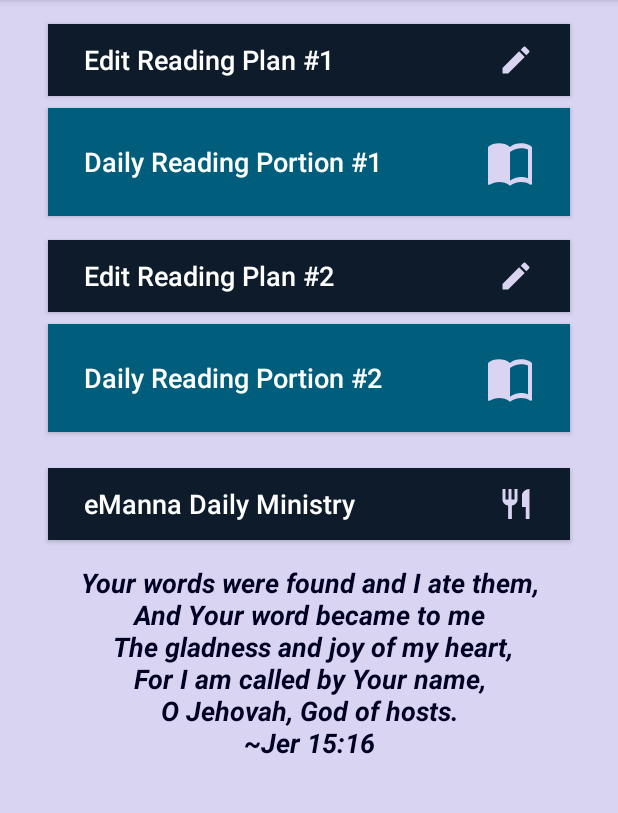
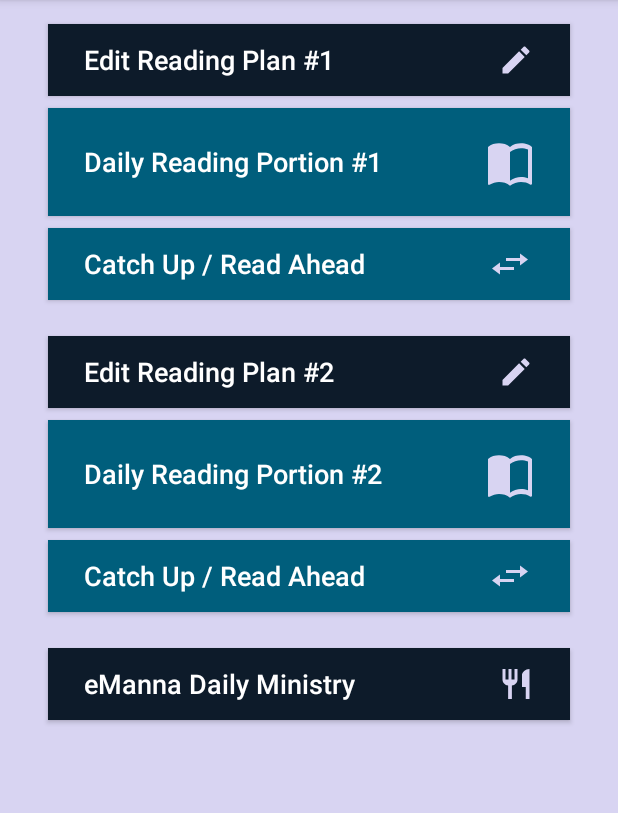
Before and after one commit to djkarr/DailyTreasures, an Android app: the screen it shows after launch (HomeActivity), on a phone screen of 412 x 824 dp, the part 84-897 px from its top. Run offline under Robolectric (Android 15) with nearby library versions, the phone set to English and light mode, and no system bars; our stand-ins replace ButterKnife; libraries missing offline, so code that uses them is left out: net.danlew.android; 1 statement that could not run was skipped.

Commit message:
Making current for master merge.

```diff
--- a/app/build.gradle
+++ b/app/build.gradle
@@ -6,8 +6,8 @@
         applicationId "xyz.danielkarr.dailytreasures"
         minSdkVersion 21
         targetSdkVersion 28
-        versionCode 3
-        versionName "1.0"
+        versionCode 4
+        versionName "4.0"
         testInstrumentationRunner "android.support.test.runner.AndroidJUnitRunner"
     }
     buildTypes {
--- a/app/src/main/AndroidManifest.xml
+++ b/app/src/main/AndroidManifest.xml
@@ -24,6 +24,7 @@
         <activity android:name=".BookListActivity" />
         <activity android:name=".ReadingActivity" />
         <activity android:name=".EMannaActivity" />
+        <activity android:name=".ProgessActivity" />
     </application>
 
 </manifest>
--- a/app/src/main/java/xyz/danielkarr/dailytreasures/EMannaActivity.java
+++ b/app/src/main/java/xyz/danielkarr/dailytreasures/EMannaActivity.java
@@ -39,7 +39,7 @@
     }
 
     /**
-     * Return String representation of a date, MM/DD/YYYY, if day <10 adds a zero to it
+     * Return String representation of a date, MM/DD/YYYY, if month or day <10 adds a zero to it
      * to make it the same format as the eManna site
      * @param date to get a string of
      * @return String representation of date
@@ -50,10 +50,8 @@
         int year = calendar.get(Calendar.YEAR);
         int month = calendar.get(Calendar.MONTH)+1;
         int day = calendar.get(Calendar.DAY_OF_MONTH);
-        if(day < 10){
-            return month + "/0" + day + "/" + year;
-        }
-        return month + "/" + day + "/" + year;
+        String formatted = String.format("%02d/%02d/" + year, month, day);
+        return formatted;
     }
 
     private void getWebsite() {
--- a/app/src/main/java/xyz/danielkarr/dailytreasures/HomeActivity.java
+++ b/app/src/main/java/xyz/danielkarr/dailytreasures/HomeActivity.java
@@ -59,7 +59,7 @@
             intent.putExtra("scheduleNum", 1);
             startActivity(intent);
         } else {
-            Toast.makeText(this,"Schedule #1 has not been created!",Toast.LENGTH_SHORT).show();
+            Toast.makeText(this,"Reading Plan #1 has not been created!",Toast.LENGTH_SHORT).show();
         }
     }
 
@@ -70,7 +70,7 @@
             intent.putExtra("scheduleNum", 2);
             startActivity(intent);
         } else {
-            Toast.makeText(this,"Schedule #2 has not been created!",Toast.LENGTH_SHORT).show();
+            Toast.makeText(this,"Reading Plan #2 has not been created!",Toast.LENGTH_SHORT).show();
         }
     }
 
@@ -79,4 +79,28 @@
         Intent intent = new Intent(this, EMannaActivity.class);
         startActivity(intent);
     }
+
+    @OnClick(R.id.catch_up_button_one)
+    void onCatchUpOneClick(){
+        if(mScheduleOneExists){
+            Intent intent = new Intent(this, ProgessActivity.class);
+            intent.putExtra("scheduleNum", 1);
+            startActivity(intent);
+        } else {
+            Toast.makeText(this,"Readling Plan #1 has not been created!",Toast.LENGTH_SHORT).show();
+        }
+
+    }
+
+    @OnClick(R.id.catch_up_button_two)
+    void onCatchUpTwoClick(){
+        if(mScheduleTwoExists){
+            Intent intent = new Intent(this, ProgessActivity.class);
+            intent.putExtra("scheduleNum", 2);
+            startActivity(intent);
+        } else {
+            Toast.makeText(this,"Reading Plan #2 has not been created!",Toast.LENGTH_SHORT).show();
+        }
+
+    }
 }
--- a/app/src/main/java/xyz/danielkarr/dailytreasures/MyRecyclerViewAdapter.java
+++ b/app/src/main/java/xyz/danielkarr/dailytreasures/MyRecyclerViewAdapter.java
@@ -14,18 +14,32 @@
     private final List<String> mData;
     private final LayoutInflater mInflater;
     private ItemClickListener mClickListener;
+    private boolean mIsSchedule;
 
     // data is passed into the constructor
     MyRecyclerViewAdapter(Context context, List<String> data) {
         this.mInflater = LayoutInflater.from(context);
         this.mData = data;
+        mIsSchedule = false;
+    }
+
+    MyRecyclerViewAdapter(Context context, List<String> data, boolean scheduleFlag) {
+        this.mInflater = LayoutInflater.from(context);
+        this.mData = data;
+        mIsSchedule = true;
     }
 
     // inflates the row layout from xml when needed
     @Override
     public ViewHolder onCreateViewHolder(ViewGroup parent, int viewType) {
-        View view = mInflater.inflate(R.layout.recyclerview_row, parent, false);
-        return new ViewHolder(view);
+        if(!mIsSchedule){
+            View view = mInflater.inflate(R.layout.recyclerview_row, parent, false);
+            return new ViewHolder(view);
+        } else {
+            View view = mInflater.inflate(R.layout.rv_row_schedule, parent, false);
+            return new ViewHolder(view);
+        }
+
     }
 
     // binds the data to the TextView in each row
@@ -48,8 +62,14 @@
 
         ViewHolder(View itemView) {
             super(itemView);
-            myTextView = itemView.findViewById(R.id.booklName);
-            itemView.setOnClickListener(this);
+            if(!mIsSchedule){
+                myTextView = itemView.findViewById(R.id.booklName);
+                itemView.setOnClickListener(this);
+            } else {
+                myTextView = itemView.findViewById(R.id.schedule_view);
+                itemView.setOnClickListener(this);
+            }
+
         }
 
         @Override
--- a/app/src/main/java/xyz/danielkarr/dailytreasures/ReadingActivity.java
+++ b/app/src/main/java/xyz/danielkarr/dailytreasures/ReadingActivity.java
@@ -110,8 +110,13 @@
 
         mDbHelper = DatabaseHelper.getInstance(this);
         mDB = mDbHelper.getReadableDatabase();
-        Date today = new Date();
-        mStringDate = dateToString(today);
+        if(getIntent().getExtras().containsKey("dateString")){
+            mStringDate = getIntent().getExtras().getString("dateString");
+        } else {
+            Date today = new Date();
+            mStringDate = dateToString(today);
+        }
+
         mBookAbrList = new ArrayList<>(Arrays.asList(
                 "Gen","Exo","Lev","Num","Deu","Jsh","Jdg","Rut","1Sa","2Sa","1Ki","2Ki",
                 "1Ch","2Ch","Ezr","Neh","Est","Job","Psa","Prv","Ecc","SoS","Isa","Jer",
--- /dev/null
+++ b/app/src/main/res/drawable/ic_swap.xml
@@ -0,0 +1,5 @@
+<vector android:height="24dp" android:tint="#D8D4F2"
+    android:viewportHeight="24.0" android:viewportWidth="24.0"
+    android:width="32dp" xmlns:android="http://schemas.android.com/apk/res/android">
+    <path android:fillColor="#FF000000" android:pathData="M6.99,11L3,15l3.99,4v-3H14v-2H6.99v-3zM21,9l-3.99,-4v3H10v2h7.01v3L21,9z"/>
+</vector>
--- a/app/src/main/res/layout-land/activity_home.xml
+++ b/app/src/main/res/layout-land/activity_home.xml
@@ -9,48 +9,11 @@
     <LinearLayout
         android:layout_width="match_parent"
         android:layout_height="match_parent"
-        android:baselineAligned="false">
+        android:baselineAligned="false"
+        tools:layout_editor_absoluteX="0dp"
+        tools:layout_editor_absoluteY="113dp">
 
-        <RelativeLayout
-            android:layout_width="match_parent"
-            android:layout_height="match_parent"
-            android:layout_weight="1">
-
-            <Button
-                android:id="@+id/emanna_button"
-                android:layout_width="270dp"
-                android:layout_height="72dp"
-                android:layout_alignParentStart="true"
-                android:layout_alignParentEnd="true"
-                android:layout_alignParentBottom="true"
-                android:layout_marginStart="12dp"
-                android:layout_marginTop="24dp"
-                android:layout_marginEnd="12dp"
-                android:layout_marginBottom="16dp"
-                android:background="@color/colorPrimary"
-                android:drawableRight="@drawable/ic_restaurant"
-                android:paddingHorizontal="24dp"
-                android:text="@string/emanna_button"
-                android:textAlignment="textStart"
-                android:textAllCaps="false"
-                android:textColor="@color/colorHighlight" />
-
-            <TextView
-                android:id="@+id/home_verse"
-                android:layout_width="match_parent"
-                android:layout_height="match_parent"
-                android:layout_above="@+id/emanna_button"
-                android:layout_centerHorizontal="true"
-                android:layout_marginStart="8dp"
-                android:layout_marginTop="16dp"
-                android:gravity="center"
-                android:text="@string/home_verse"
-                android:textAlignment="center"
-                android:textSize="18sp"
-                android:textStyle="bold|italic" />
-        </RelativeLayout>
-
-        <RelativeLayout
+        <android.support.constraint.ConstraintLayout
             android:layout_width="match_parent"
             android:layout_height="match_parent"
             android:layout_weight="1">
@@ -59,13 +22,13 @@
                 android:id="@+id/schedule_button"
                 android:layout_width="match_parent"
                 android:layout_height="wrap_content"
+                android:layout_above="@+id/read_button"
                 android:layout_alignParentStart="true"
                 android:layout_alignParentTop="true"
                 android:layout_alignParentEnd="true"
-                android:layout_centerHorizontal="true"
-                android:layout_marginStart="12dp"
+                android:layout_marginStart="16dp"
                 android:layout_marginTop="16dp"
-                android:layout_marginEnd="12dp"
+                android:layout_marginEnd="16dp"
                 android:background="@color/colorPrimary"
                 android:drawableRight="@drawable/ic_edit"
                 android:paddingHorizontal="24dp"
@@ -74,16 +37,85 @@
                 android:textAllCaps="false"
                 android:textColor="@color/colorHighlight"
                 app:layout_constraintEnd_toEndOf="parent"
+                app:layout_constraintStart_toStartOf="parent"
                 app:layout_constraintTop_toTopOf="parent" />
+
+            <Button
+                android:id="@+id/read_button"
+                android:layout_width="match_parent"
+                android:layout_height="wrap_content"
+                android:layout_alignParentStart="true"
+                android:layout_alignParentTop="true"
+                android:layout_marginStart="16dp"
+                android:layout_marginTop="8dp"
+                android:layout_marginEnd="16dp"
+                android:background="@color/colorSubmit"
+                android:drawableRight="@drawable/ic_reading"
+                android:paddingHorizontal="24dp"
+                android:text="@string/read_button"
+                android:textAlignment="textStart"
+                android:textAllCaps="false"
+                android:textColor="@color/colorHighlight"
+                app:layout_constraintEnd_toEndOf="parent"
+                app:layout_constraintStart_toStartOf="parent"
+                app:layout_constraintTop_toBottomOf="@+id/schedule_button" />
+
+            <Button
+                android:id="@+id/catch_up_button_one"
+                android:layout_width="match_parent"
+                android:layout_height="wrap_content"
+                android:layout_alignParentStart="true"
+                android:layout_alignParentBottom="true"
+                android:layout_centerHorizontal="true"
+                android:layout_marginStart="16dp"
+                android:layout_marginTop="8dp"
+                android:layout_marginEnd="16dp"
+                android:background="@color/colorSubmit"
+                android:drawableRight="@drawable/ic_swap"
+                android:paddingHorizontal="24dp"
+                android:text="@string/missed_day_button"
+                android:textAlignment="textStart"
+                android:textAllCaps="false"
+                android:textColor="@color/colorHighlight"
+                android:textSize="14sp"
+                app:layout_constraintEnd_toEndOf="parent"
+                app:layout_constraintStart_toStartOf="parent"
+                app:layout_constraintTop_toBottomOf="@+id/read_button" />
+
+            <TextView
+                android:id="@+id/home_verse"
+                android:layout_width="match_parent"
+                android:layout_height="wrap_content"
+                android:layout_centerHorizontal="true"
+                android:layout_marginStart="8dp"
+                android:layout_marginEnd="8dp"
+                android:layout_marginBottom="8dp"
+                android:gravity="center"
+                android:text="@string/home_verse"
+                android:textAlignment="center"
+                android:textSize="12sp"
+                android:textStyle="bold|italic"
+                app:layout_constraintBottom_toBottomOf="parent"
+                app:layout_constraintEnd_toEndOf="parent"
+                app:layout_constraintHorizontal_bias="0.0"
+                app:layout_constraintStart_toStartOf="parent"
+                app:layout_constraintTop_toBottomOf="@+id/catch_up_button_one" />
+        </android.support.constraint.ConstraintLayout>
+
+        <android.support.constraint.ConstraintLayout
+            android:layout_width="match_parent"
+            android:layout_height="match_parent"
+            android:layout_weight="1">
 
             <Button
                 android:id="@+id/schedule_button_two"
                 android:layout_width="match_parent"
                 android:layout_height="wrap_content"
-                android:layout_above="@+id/read_button_two"
+                android:layout_alignParentTop="true"
                 android:layout_centerHorizontal="true"
-                android:layout_marginTop="24dp"
-                android:layout_marginEnd="24dp"
+                android:layout_marginStart="16dp"
+                android:layout_marginTop="16dp"
+                android:layout_marginEnd="16dp"
                 android:background="@color/colorPrimary"
                 android:drawableRight="@drawable/ic_edit"
                 android:paddingHorizontal="24dp"
@@ -92,35 +124,19 @@
                 android:textAllCaps="false"
                 android:textColor="@color/colorHighlight"
                 app:layout_constraintEnd_toEndOf="parent"
-                app:layout_constraintTop_toBottomOf="@+id/read_button" />
-
-            <Button
-                android:id="@+id/read_button"
-                android:layout_width="match_parent"
-                android:layout_height="72dp"
-                android:layout_below="@+id/schedule_button"
-                android:layout_centerHorizontal="true"
-                android:layout_marginTop="8dp"
-                android:layout_marginEnd="24dp"
-                android:background="@color/colorSubmit"
-                android:drawableRight="@drawable/ic_reading"
-                android:paddingHorizontal="24dp"
-                android:text="@string/read_button"
-                android:textAlignment="textStart"
-                android:textAllCaps="false"
-                android:textColor="@color/colorHighlight"
-                app:layout_constraintEnd_toEndOf="parent"
-                app:layout_constraintTop_toBottomOf="@+id/schedule_button" />
+                app:layout_constraintStart_toStartOf="parent"
+                app:layout_constraintTop_toTopOf="parent" />
 
             <Button
                 android:id="@+id/read_button_two"
                 android:layout_width="match_parent"
-                android:layout_height="72dp"
+                android:layout_height="wrap_content"
+                android:layout_below="@+id/schedule_button_two"
                 android:layout_alignParentBottom="true"
                 android:layout_centerHorizontal="true"
+                android:layout_marginStart="16dp"
                 android:layout_marginTop="8dp"
-                android:layout_marginEnd="24dp"
-                android:layout_marginBottom="16dp"
+                android:layout_marginEnd="16dp"
                 android:background="@color/colorSubmit"
                 android:drawableRight="@drawable/ic_reading"
                 android:paddingHorizontal="24dp"
@@ -129,9 +145,53 @@
                 android:textAllCaps="false"
                 android:textColor="@color/colorHighlight"
                 app:layout_constraintEnd_toEndOf="parent"
+                app:layout_constraintStart_toStartOf="parent"
                 app:layout_constraintTop_toBottomOf="@+id/schedule_button_two" />
-        </RelativeLayout>
 
+            <Button
+                android:id="@+id/catch_up_button_two"
+                android:layout_width="match_parent"
+                android:layout_height="wrap_content"
+                android:layout_alignParentStart="true"
+                android:layout_alignParentBottom="true"
+                android:layout_marginStart="16dp"
+                android:layout_marginTop="8dp"
+                android:layout_marginEnd="16dp"
+                android:background="@color/colorSubmit"
+                android:drawableRight="@drawable/ic_swap"
+                android:paddingHorizontal="24dp"
+                android:text="@string/missed_day_button"
+                android:textAlignment="textStart"
+                android:textAllCaps="false"
+                android:textColor="@color/colorHighlight"
+                android:textSize="14sp"
+                app:layout_constraintEnd_toEndOf="parent"
+                app:layout_constraintStart_toStartOf="parent"
+                app:layout_constraintTop_toBottomOf="@+id/read_button_two" />
+
+            <Button
+                android:id="@+id/emanna_button"
+                android:layout_width="0dp"
+                android:layout_height="wrap_content"
+                android:layout_alignParentStart="true"
+                android:layout_alignParentEnd="true"
+                android:layout_alignParentBottom="true"
+                android:layout_marginStart="16dp"
+                android:layout_marginTop="8dp"
+                android:layout_marginEnd="16dp"
+                android:layout_marginBottom="8dp"
+                android:background="@color/colorPrimary"
+                android:drawableRight="@drawable/ic_restaurant"
+                android:gravity="center_vertical"
+                android:paddingHorizontal="24dp"
+                android:text="@string/emanna_button"
+                android:textAllCaps="false"
+                android:textColor="@color/colorHighlight"
+                app:layout_constraintBottom_toBottomOf="parent"
+                app:layout_constraintEnd_toEndOf="parent"
+                app:layout_constraintStart_toStartOf="parent"
+                app:layout_constraintTop_toBottomOf="@+id/catch_up_button_two" />
+        </android.support.constraint.ConstraintLayout>
 
 
     </LinearLayout>
--- a/app/src/main/res/layout/activity_home.xml
+++ b/app/src/main/res/layout/activity_home.xml
@@ -31,7 +31,7 @@
         android:layout_width="0dp"
         android:layout_height="wrap_content"
         android:layout_marginStart="32dp"
-        android:layout_marginTop="16dp"
+        android:layout_marginTop="24dp"
         android:layout_marginEnd="32dp"
         android:background="@color/colorPrimary"
         android:drawableEnd="@drawable/ic_edit"
@@ -44,7 +44,7 @@
         app:layout_constraintEnd_toEndOf="parent"
         app:layout_constraintHorizontal_bias="0.0"
         app:layout_constraintStart_toStartOf="parent"
-        app:layout_constraintTop_toBottomOf="@+id/read_button" />
+        app:layout_constraintTop_toBottomOf="@+id/catch_up_button_one" />
 
     <Button
         android:id="@+id/read_button"
@@ -82,24 +82,25 @@
         android:textColor="@color/colorHighlight"
         android:textSize="18sp"
         app:layout_constraintEnd_toEndOf="parent"
+        app:layout_constraintHorizontal_bias="1.0"
         app:layout_constraintStart_toStartOf="parent"
         app:layout_constraintTop_toBottomOf="@+id/schedule_button_two" />
 
-    <TextView
-        android:id="@+id/home_verse"
-        android:layout_width="0dp"
-        android:layout_height="0dp"
-        android:layout_marginTop="16dp"
-        android:gravity="top"
-        android:padding="0dp"
-        android:text="@string/home_verse"
-        android:textAlignment="center"
-        android:textSize="18sp"
-        android:textStyle="bold|italic"
-        app:layout_constraintBottom_toBottomOf="parent"
-        app:layout_constraintEnd_toEndOf="parent"
-        app:layout_constraintStart_toStartOf="parent"
-        app:layout_constraintTop_toBottomOf="@+id/emanna_button" />
+    <!--<TextView-->
+        <!--android:id="@+id/home_verse"-->
+        <!--android:layout_width="0dp"-->
+        <!--android:layout_height="0dp"-->
+        <!--android:layout_marginTop="16dp"-->
+        <!--android:gravity="top"-->
+        <!--android:padding="0dp"-->
+        <!--android:text="@string/home_verse"-->
+        <!--android:textAlignment="center"-->
+        <!--android:textSize="18sp"-->
+        <!--android:textStyle="bold|italic"-->
+        <!--app:layout_constraintBottom_toBottomOf="parent"-->
+        <!--app:layout_constraintEnd_toEndOf="parent"-->
+        <!--app:layout_constraintStart_toStartOf="parent"-->
+        <!--app:layout_constraintTop_toBottomOf="@+id/emanna_button" />-->
 
     <Button
         android:id="@+id/emanna_button"
@@ -117,6 +118,45 @@
         android:textColor="@color/colorHighlight"
         android:textSize="18sp"
         app:layout_constraintEnd_toEndOf="parent"
+        app:layout_constraintHorizontal_bias="0.0"
+        app:layout_constraintStart_toStartOf="parent"
+        app:layout_constraintTop_toBottomOf="@+id/catch_up_button_two" />
+
+    <Button
+        android:id="@+id/catch_up_button_one"
+        android:layout_width="0dp"
+        android:layout_height="wrap_content"
+        android:layout_marginStart="32dp"
+        android:layout_marginTop="8dp"
+        android:layout_marginEnd="32dp"
+        android:background="@color/colorSubmit"
+        android:drawableRight="@drawable/ic_swap"
+        android:paddingHorizontal="24dp"
+        android:text="@string/missed_day_button"
+        android:textAlignment="textStart"
+        android:textAllCaps="false"
+        android:textColor="@color/colorHighlight"
+        android:textSize="18sp"
+        app:layout_constraintEnd_toEndOf="parent"
+        app:layout_constraintStart_toStartOf="parent"
+        app:layout_constraintTop_toBottomOf="@+id/read_button" />
+
+    <Button
+        android:id="@+id/catch_up_button_two"
+        android:layout_width="0dp"
+        android:layout_height="wrap_content"
+        android:layout_marginStart="32dp"
+        android:layout_marginTop="8dp"
+        android:layout_marginEnd="32dp"
+        android:background="@color/colorSubmit"
+        android:drawableRight="@drawable/ic_swap"
+        android:paddingHorizontal="24dp"
+        android:text="@string/missed_day_button"
+        android:textAlignment="textStart"
+        android:textAllCaps="false"
+        android:textColor="@color/colorHighlight"
+        android:textSize="18sp"
+        app:layout_constraintEnd_toEndOf="parent"
         app:layout_constraintStart_toStartOf="parent"
         app:layout_constraintTop_toBottomOf="@+id/read_button_two" />
 
--- /dev/null
+++ b/app/src/main/res/layout/activity_progress.xml
@@ -0,0 +1,12 @@
+<?xml version="1.0" encoding="utf-8"?>
+<RelativeLayout
+    xmlns:android="http://schemas.android.com/apk/res/android"
+    android:layout_width="match_parent"
+    android:layout_height="match_parent">
+
+    <android.support.v7.widget.RecyclerView
+        android:id="@+id/rvSchedule"
+        android:layout_width="match_parent"
+        android:layout_height="match_parent" />
+
+</RelativeLayout>
--- /dev/null
+++ b/app/src/main/res/layout/rv_row_schedule.xml
@@ -0,0 +1,17 @@
+<?xml version="1.0" encoding="utf-8"?>
+<LinearLayout
+    xmlns:android="http://schemas.android.com/apk/res/android"
+    android:layout_width="match_parent"
+    android:layout_height="wrap_content"
+    android:orientation="horizontal"
+    android:padding="10dp">
+
+    <TextView
+        android:id="@+id/schedule_view"
+        android:layout_width="match_parent"
+        android:layout_height="wrap_content"
+        android:textAlignment="viewStart"
+        android:textSize="20sp"
+        android:textStyle="bold" />
+
+</LinearLayout>
--- a/app/src/main/res/values/strings.xml
+++ b/app/src/main/res/values/strings.xml
@@ -21,4 +21,5 @@
     <string name="jump_start_button">Start</string>
     <string name="save_place_button">Save</string>
     <string name="restore_place_button">Restore</string>
+    <string name="missed_day_button">Catch Up / Read Ahead</string>
 </resources>
```
